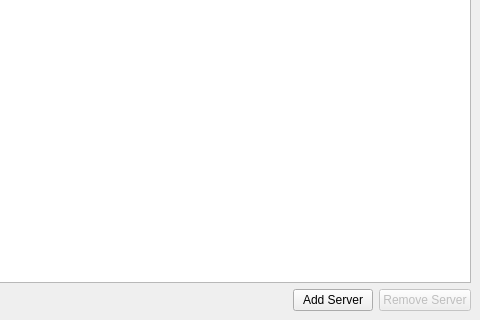
The window that src/mainwindow.ui (GothicMultiplayerAccrescere/Launcher) describes before a commit, drawn with Qt 5; both pictures show x 320 to 800 and y 280 to 600 of the 800 by 600 pixel window.
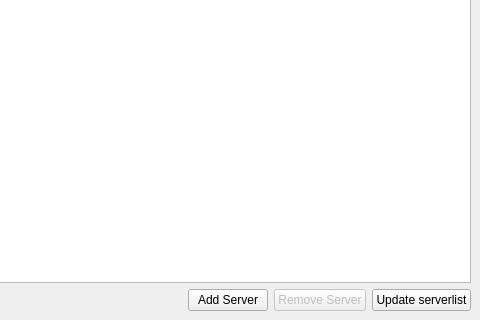
The same window after the commit. Icons and pictures are not drawn.

```diff
--- a/src/mainwindow.ui
+++ b/src/mainwindow.ui
@@ -80,6 +80,13 @@
             </property>
            </widget>
           </item>
+          <item>
+           <widget class="QPushButton" name="buttonUpdateServerList">
+            <property name="text">
+             <string>Update serverlist</string>
+            </property>
+           </widget>
+          </item>
          </layout>
         </item>
        </layout>
```
